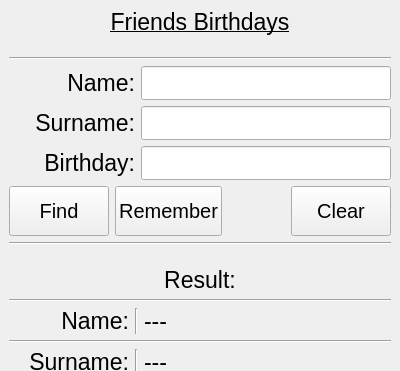
LeonidShai/happybirthday, file happybirthday/MainWindow.ui: the form before one commit; both pictures show x 0 to 400 and y 0 to 371 of the 400 by 600 pixel window.
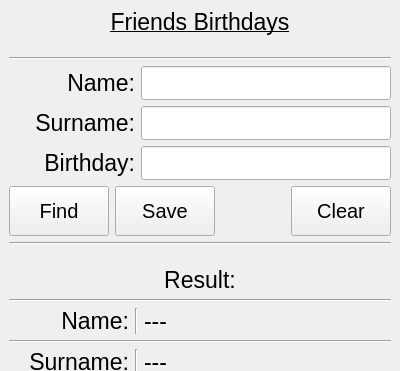
The form after the commit.

Commit message: comments for slots

```diff
--- a/happybirthday/MainWindow.ui
+++ b/happybirthday/MainWindow.ui
@@ -219,7 +219,7 @@
            </font>
           </property>
           <property name="text">
-           <string>Remember</string>
+           <string>Save</string>
           </property>
          </widget>
         </item>
```
Left out of the diff: 2 changed lines with no effect on the pictures. The commit also changes 2 other files.
